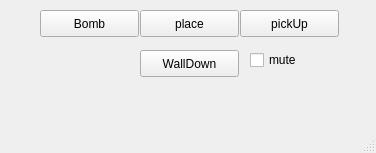
Qt form main/gui/mainwindowsoundtest.ui (benediktibk/bomberman) before a commit.
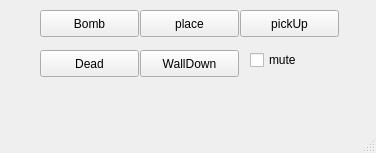
The same form after that commit.

Commit message: added Sound 4 dead Player

Patch:
```diff
--- a/main/gui/mainwindowsoundtest.ui
+++ b/main/gui/mainwindowsoundtest.ui
@@ -79,6 +79,19 @@
      <string>mute</string>
     </property>
    </widget>
+   <widget class="QPushButton" name="deadButton">
+    <property name="geometry">
+     <rect>
+      <x>40</x>
+      <y>50</y>
+      <width>99</width>
+      <height>27</height>
+     </rect>
+    </property>
+    <property name="text">
+     <string>Dead</string>
+    </property>
+   </widget>
   </widget>
   <widget class="QMenuBar" name="menubar">
    <property name="geometry">
```
Left out of the diff: 2 changed lines with no effect on the pictures. The commit also changes 10 other files.
